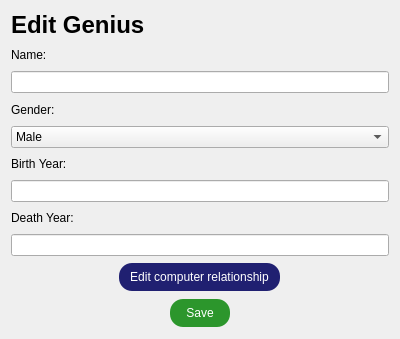
Qt form edithcpdialog.ui (danielm15/VLN1-2016-Hopur_16) before a commit.
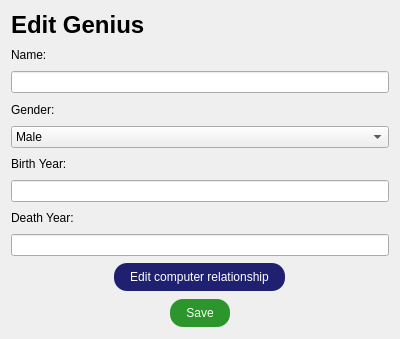
The same form after that commit. Icons and pictures are not drawn.

Commit message: Fixed padding on buttons

The edit to the form file:
```diff
--- a/edithcpdialog.ui
+++ b/edithcpdialog.ui
@@ -126,7 +126,7 @@
       <string notr="true">#buttonEditRelationship {
 	background-color: rgb(32, 32, 113);
 	color: rgb(255, 255 ,255);
-	padding: 6px 10px;
+	padding: 6px 15px;
 	border: 2px solid;
 	border-color: transparent;
 	border-radius: 14px;
```
The commit also changes 4 other files.
